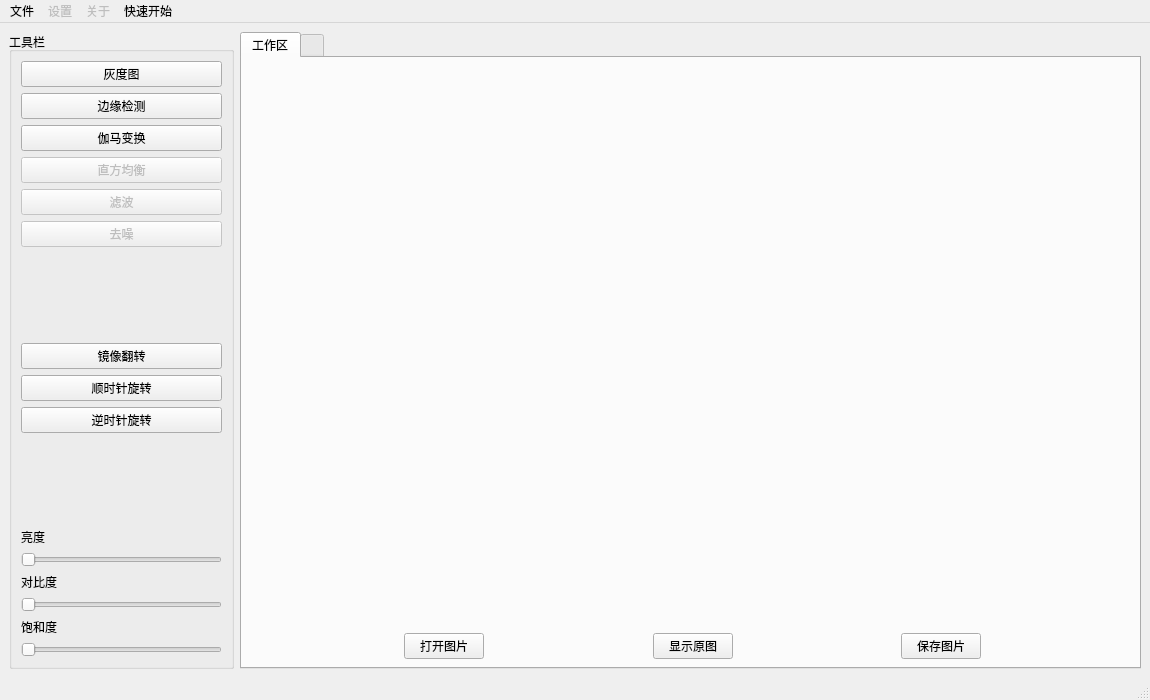
First picture: the form in mainwindow.ui, repository fl0a1e/ImgProcessor, before the edit.
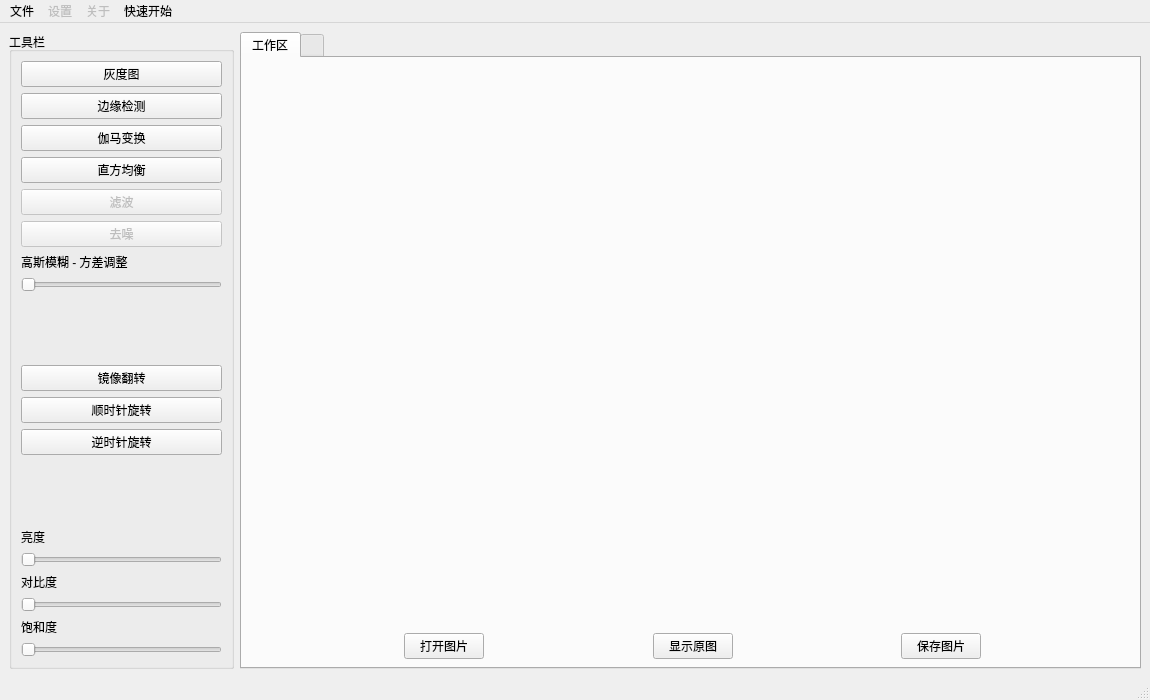
Second picture: the form after the edit.

Commit message: 加入直方图均衡 & 高斯滤波 & 调整滑块间协作 & 新的快速开始图片

Diff of the .ui file:
```diff
--- a/mainwindow.ui
+++ b/mainwindow.ui
@@ -48,7 +48,7 @@
        <item>
         <widget class="QPushButton" name="pushButton">
          <property name="enabled">
-          <bool>false</bool>
+          <bool>true</bool>
          </property>
          <property name="text">
           <string>直方均衡</string>
@@ -75,6 +75,20 @@
          </property>
         </widget>
        </item>
+       <item>
+        <widget class="QLabel" name="label_4">
+         <property name="text">
+          <string>高斯模糊 - 方差调整</string>
+         </property>
+        </widget>
+       </item>
+       <item>
+        <widget class="QSlider" name="horizontalSlider_gaussianFilter">
+         <property name="orientation">
+          <enum>Qt::Horizontal</enum>
+         </property>
+        </widget>
+       </item>
        <item>
         <spacer name="verticalSpacer">
          <property name="orientation">
```
Left out of the diff: 8 changed lines with no effect on the pictures. The commit also changes 6 other files.
